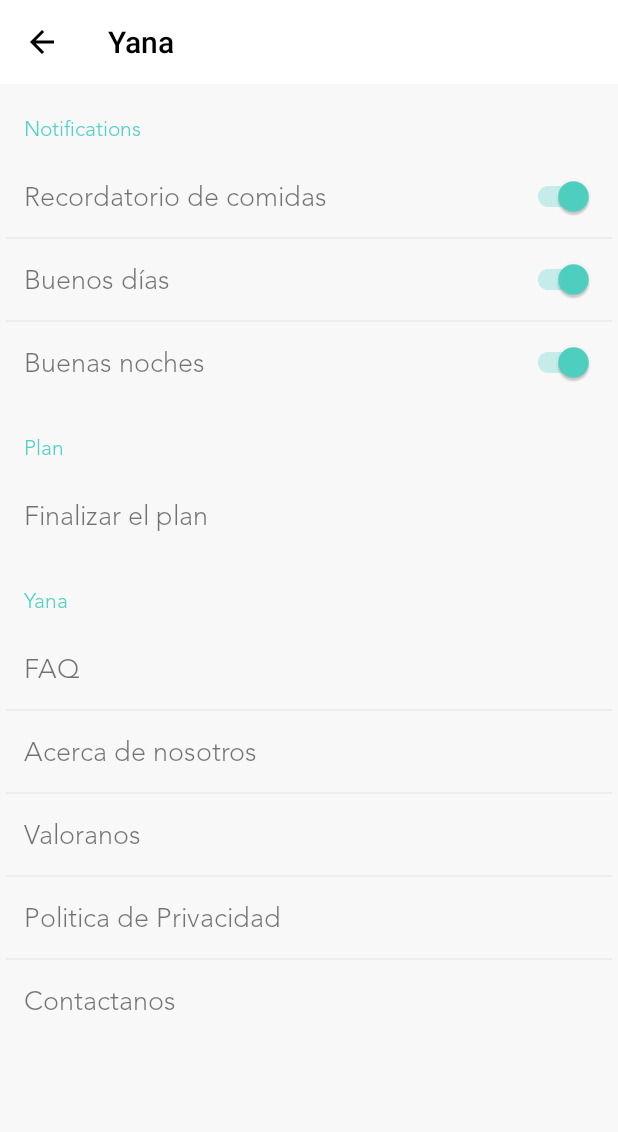
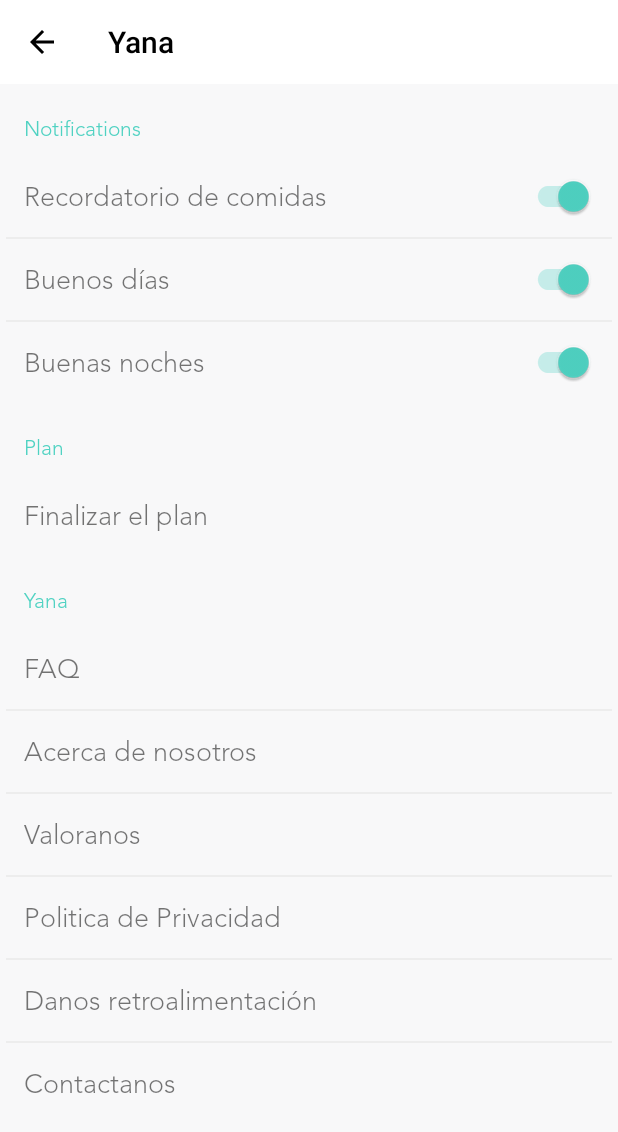
Before and after one commit to yanaApp/android-user, an Android app: the SettingsActivity screen opened directly, with no data from a screen before it, on a phone screen of 412 x 824 dp. Shown: the top 1132 px of the screen. Run offline under Robolectric (Android 15) with nearby library versions, the phone set to English and light mode, and no system bars; our stand-ins replace ButterKnife, Dagger/Hilt's generated code; libraries missing offline, so code that uses them is left out: io.realm.

Commit message:
added section to settings

```diff
--- a/app/src/main/res/layout/activity_settings.xml
+++ b/app/src/main/res/layout/activity_settings.xml
@@ -204,6 +204,18 @@
                     android:layout_alignParentStart="true"
                     android:layout_alignParentTop="true"
                     android:padding="16dp"
+                    android:text="Danos retroalimentación"
+                    android:textSize="18sp" />
+
+                <View style="@style/SettingsDivider" />
+
+                <com.icaboalo.yana.old.ui.widget.CustomFontTextView
+                    android:layout_width="match_parent"
+                    android:layout_height="match_parent"
+                    android:layout_alignParentLeft="true"
+                    android:layout_alignParentStart="true"
+                    android:layout_alignParentTop="true"
+                    android:padding="16dp"
                     android:text="Contactanos"
                     android:textSize="18sp" />
 
```
